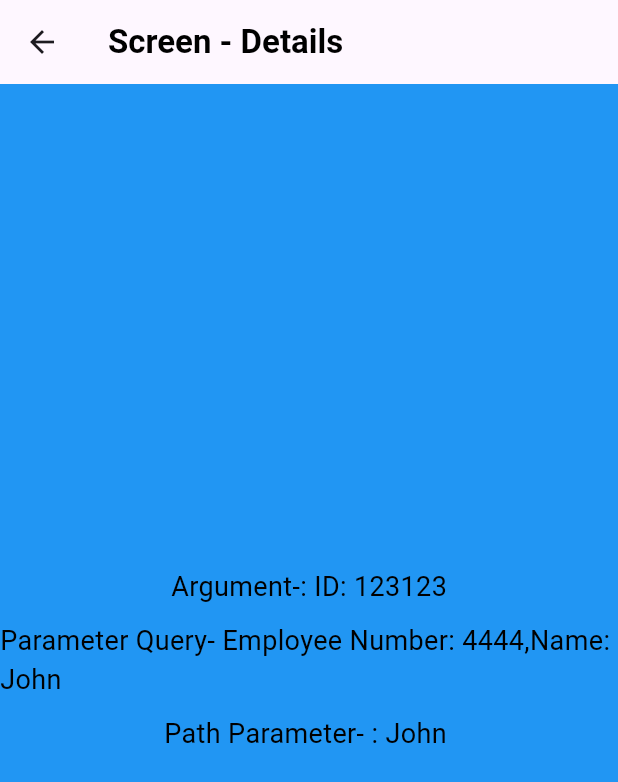
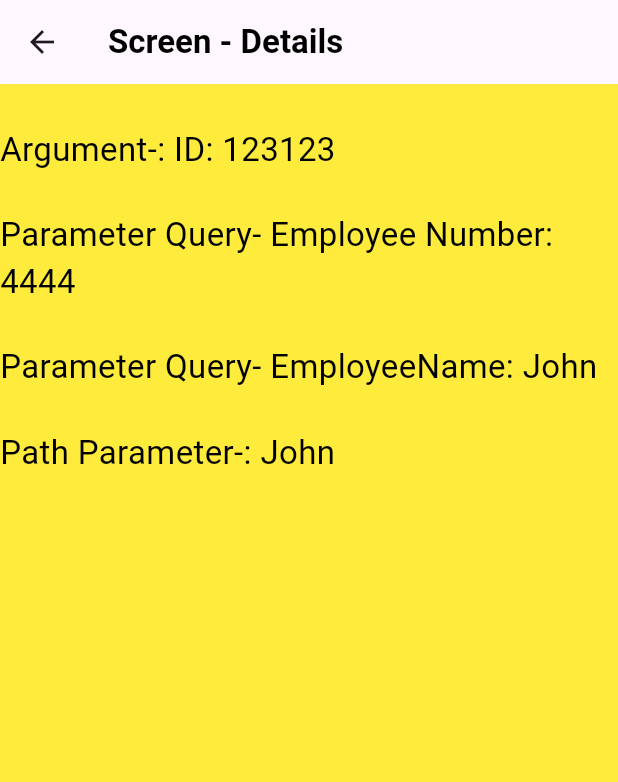
Before and after one commit to sajidshaikh2027/auto_router_demo, a Flutter app: the ScreenNavigationHome screen opened by its route, after a tap on "Go to Details Screen using Path and Quer", on a phone screen of 412 x 824 dp. Shown: the top 782 px of the screen. Run offline on Flutter 3.47's test engine with Material 3 defaults, Android fonts, the phone set to English and light mode, and no system bars; our stand-ins replace auto_route, dio, shared_preferences; accounts and stored records are empty.

Commit message:
[#1] aupdate code

```diff
--- a/lib/services/navigations/my_app_router.dart
+++ b/lib/services/navigations/my_app_router.dart
@@ -71,7 +71,7 @@ class MyAppRouter extends $MyAppRouter {
             ]),
         CustomRoute(path: '/*', page: RouteNotFound.page),
 
-        AutoRoute(path: '/pagefound/:id',page: RouteFound.page,),
+        AutoRoute(path: '/pagefound/:userId',page: PageFoundRoute.page,),
         CustomRoute(
           page: AccountDetailsRoute.page,
           transitionsBuilder: TransitionsBuilders.zoomIn,
--- a/lib/ui/navigation_with_argument/screen_details.dart
+++ b/lib/ui/navigation_with_argument/screen_details.dart
@@ -29,7 +29,7 @@ class ScreenDetails extends StatelessWidget {
   Widget build(BuildContext context) {
     print("current_name ScreenDetails : ${appRouter.current.path}");
     return Scaffold(
-      backgroundColor: Colors.blue,
+      backgroundColor: Colors.yellow,
       appBar: AppBar(
         title: const Text("Screen - Details",
             style: TextStyle(
@@ -37,30 +37,42 @@ class ScreenDetails extends StatelessWidget {
                 color: Colors.black,
                 fontWeight: FontWeight.bold)),
       ),
-      body: Center(
-        child: Column(
-          mainAxisAlignment: MainAxisAlignment.center,
-          children: [
-            Text(
-              'Argument-: ID: $id',
-              style: const TextStyle(fontSize: 18, color: Colors.black),
+      body: Column(
+        crossAxisAlignment: CrossAxisAlignment.start,
+        children: [
+          const SizedBox(height: 20),
+          Padding(
+            padding: const EdgeInsets.symmetric(vertical: 8.0),
+            child: Text(
+              'Argument-: ID: ${id ?? ''}',
+              style: const TextStyle(fontSize: 22, color: Colors.black),
             ),
-            const SizedBox(
-              height: 10,
+          ),
+          const SizedBox(height: 10),
+          Padding(
+            padding: const EdgeInsets.symmetric(vertical: 8.0),
+            child: Text(
+              'Parameter Query- Employee Number: ${empNo ??''}',
+              style: const TextStyle(fontSize: 22, color: Colors.black),
             ),
-            Text(
-              'Parameter Query- Employee Number: $empNo,Name: $name',
-              style: const TextStyle(fontSize: 18, color: Colors.black),
+          ),
+          const SizedBox(height: 10),
+          Padding(
+            padding: const EdgeInsets.symmetric(vertical: 8.0),
+            child: Text(
+              'Parameter Query- EmployeeName: ${name??''}',
+              style: const TextStyle(fontSize: 22, color: Colors.black),
             ),
-            const SizedBox(
-              height: 10,
+          ),
+          const SizedBox(height: 10),
+          Padding(
+            padding: const EdgeInsets.symmetric(vertical: 8.0),
+            child: Text(
+              'Path Parameter-: ${name??''}',
+              style: const TextStyle(fontSize: 22, color: Colors.black),
             ),
-            Text(
-              'Path Parameter- : $name',
-              style: const TextStyle(fontSize: 18, color: Colors.black),
-            ),
-          ],
-        ),
+          ),
+        ],
       ),
     );
   }
--- a/lib/ui/navigation_with_argument/screen_navigation_home.dart
+++ b/lib/ui/navigation_with_argument/screen_navigation_home.dart
@@ -16,9 +16,7 @@ class ScreenNavigationHome extends StatelessWidget {
                 color: Colors.black,
                 fontWeight: FontWeight.bold)),
       ),
-      body: Center(
-        child: Column(
-          mainAxisAlignment: MainAxisAlignment.center,
+      body: Column(
         children: [
           _buildNavigationButton(
             context: context,
@@ -50,7 +48,6 @@ class ScreenNavigationHome extends StatelessWidget {
           ),
         ],
       ),
-      ),
     );
   }
 }
--- a/lib/ui/page_not_found/page_found.dart
+++ b/lib/ui/page_not_found/page_found.dart
@@ -1,7 +1,7 @@
 import '../../utils/exports.dart';
 
 
-@RoutePage()
+@RoutePage(name: 'PageFoundRoute')
 class PageFound extends StatelessWidget {
 
   final String userId;
--- a/lib/ui/page_not_found/page_not_found.dart
+++ b/lib/ui/page_not_found/page_not_found.dart
@@ -1,6 +1,6 @@
 import '../../utils/exports.dart';
 
-@RoutePage()
+@RoutePage(deferredLoading: true)
 class PageNotFound extends StatelessWidget {
   const PageNotFound({super.key});
 
```
Also changed, not shown: lib/ui/auto_tabs_scaffold/tab1_page.dart (+12 -4 lines), lib/ui/auto_tabs_scaffold/tab2_page.dart (+12 -4 lines), lib/ui/auto_tabs_scaffold/tab3_page.dart (+13 -5 lines), lib/services/navigations/my_app_router.gr.dart. Lines whose indentation alone changed are shown as unchanged.
